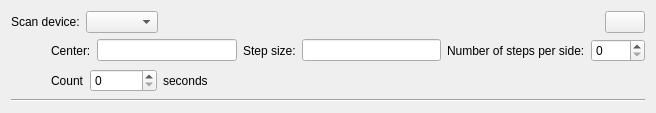
Above: lib/nicos/clients/gui/panels/cmdlets/cscan.ui from mlz-ictrl/nicos before the change. Below: the same form after it.
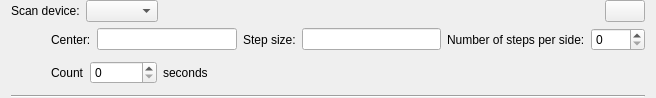
That is the form after the change. Icons and pictures are not drawn.

Commit message: command input: improve UI

```diff
--- a/lib/nicos/clients/gui/panels/cmdlets/cscan.ui
+++ b/lib/nicos/clients/gui/panels/cmdlets/cscan.ui
@@ -7,13 +7,19 @@
     <x>0</x>
     <y>0</y>
     <width>656</width>
-    <height>113</height>
+    <height>98</height>
    </rect>
   </property>
   <property name="windowTitle">
    <string>Form</string>
   </property>
   <layout class="QVBoxLayout" name="verticalLayout">
+   <property name="topMargin">
+    <number>0</number>
+   </property>
+   <property name="bottomMargin">
+    <number>0</number>
+   </property>
    <item>
     <layout class="QHBoxLayout" name="horizontalLayout">
      <item>
```
The commit also changes 4 other files.
